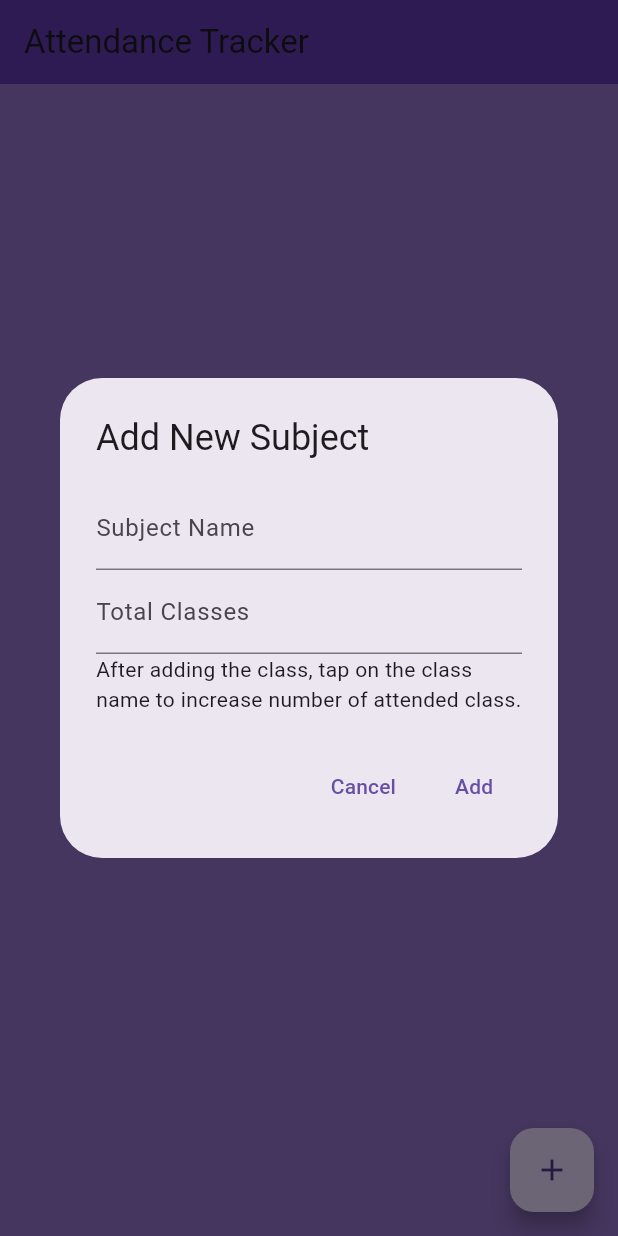
After one commit to DURBAroy111/StudyMate, a Flutter app: the SubjectListScreen screen opened directly, after a tap on the "add" icon, on a phone screen of 412 x 824 dp. The commit adds this screen. Run offline on Flutter 3.47's test engine with Material 3 defaults, Android fonts, the light colour scheme and no system bars; our stand-ins replace flutter_slidable, hive, hive_flutter; accounts and stored records are empty.

Commit message:
added attendance tracker

```diff
--- /dev/null
+++ b/study_mate/lib/attendence/attendencepage.dart
@@ -0,0 +1,110 @@
+import 'package:flutter/material.dart';
+import 'package:hive/hive.dart';
+import 'package:hive_flutter/hive_flutter.dart';
+import 'package:study_mate/attendence/controller.dart';
+import 'package:study_mate/attendence/model.dart';
+
+
+
+
+class AttendencePage extends StatelessWidget {
+  @override
+  Widget build(BuildContext context) {
+    return MaterialApp(
+      title: 'StudyMate',
+       debugShowCheckedModeBanner: false,
+      home: SubjectListScreen(),
+    );
+  }
+}
+
+class SubjectListScreen extends StatelessWidget {
+  final SubjectController _controller = SubjectController();
+
+  @override
+  Widget build(BuildContext context) {
+    return Scaffold(
+      backgroundColor: Colors.deepPurple[300],
+      appBar: AppBar(
+        title: Text('Attendance Tracker'),
+        backgroundColor: Colors.deepPurple,
+      ),
+      body: ValueListenableBuilder(
+        valueListenable: Hive.box<SubjectModel>('subjects').listenable(),
+        builder: (context, Box<SubjectModel> box, _) {
+          final subjects = _controller.subjects;
+          return Padding(
+            padding: EdgeInsets.only(top: 20,left: 10,right: 10, bottom: 15),
+            child: ListView.builder(
+              itemCount: subjects.length,
+              itemBuilder: (context, index) {
+                final subject = subjects[index];
+                return Container(
+                  decoration: BoxDecoration(
+                    color: Colors.deepPurple[200],
+                    borderRadius: BorderRadius.circular(20),
+                  ),
+                  child: ListTile(
+                    title: Text(subject.name),
+                    subtitle: Text(
+                        'Attended ${subject.attendedClasses} out of ${subject.totalClasses} classes'),
+                    onTap: () {
+                      _controller.incrementAttendedClasses(subject);
+                    },
+                  ),
+                );
+              },
+            ),
+          );
+        },
+      ),
+      floatingActionButton: FloatingActionButton(
+        onPressed: () {
+          _showAddSubjectDialog(context);
+        },
+        child: Icon(Icons.add),
+         backgroundColor: Colors.deepPurpleAccent[150]
+      ),
+    );
+  }
+
+  void _showAddSubjectDialog(BuildContext context) {
+    String name = '';
+    int totalClasses = 0;
+
+    showDialog(
+      context: context,
+      builder: (context) => AlertDialog(
+        title: Text('Add New Subject'),
+        content: Column(
+          mainAxisSize: MainAxisSize.min,
+          children: [
+            TextField(
+              decoration: InputDecoration(labelText: 'Subject Name'),
+              onChanged: (value) => name = value,
+            ),
+            TextField(
+              decoration: InputDecoration(labelText: 'Total Classes'),
+              keyboardType: TextInputType.number,
+              onChanged: (value) => totalClasses = int.parse(value),
+            ),
+            Text("After adding the class, tap on the class name to increase number of attended class.")
+          ],
+        ),
+        actions: [
+          TextButton(
+            onPressed: () => Navigator.pop(context),
+            child: Text('Cancel'),
+          ),
+          TextButton(
+            onPressed: () {
+              _controller.addSubject(name, totalClasses);
+              Navigator.pop(context);
+            },
+            child: Text('Add'),
+          ),
+        ],
+      ),
+    );
+  }
+}
--- /dev/null
+++ b/study_mate/lib/attendence/controller.dart
@@ -0,0 +1,28 @@
+import 'package:hive/hive.dart';
+import 'package:study_mate/attendence/model.dart';
+
+
+class SubjectController {
+  final Box<SubjectModel> _box = Hive.box<SubjectModel>('subjects');
+
+  List<SubjectModel> get subjects => _box.values.toList();
+
+  void addSubject(String name, int totalClasses) {
+    final subject = SubjectModel()
+      ..name = name
+      ..totalClasses = totalClasses
+      ..attendedClasses = 0;
+      //..deleteFunction= false;
+    _box.add(subject);
+  }
+
+  void incrementAttendedClasses(SubjectModel subject) {
+    if (subject.attendedClasses < subject.totalClasses) {
+      subject.attendedClasses++;
+      subject.save();
+    }
+  }
+   void deleteSubject(SubjectModel subject) {
+    subject.delete();
+
+}}
--- /dev/null
+++ b/study_mate/lib/attendence/model.dart
@@ -0,0 +1,18 @@
+import 'package:hive/hive.dart';
+
+@HiveType(typeId: 0)
+class SubjectModel extends HiveObject {
+  @HiveField(0)
+  late String name;
+
+  @HiveField(1)
+  late int totalClasses;
+
+  @HiveField(2)
+  late int attendedClasses;
+
+  // @HiveField(3)
+  //late bool deleteFunction;
+  @HiveField(3)
+  late bool deleteFunction;
+}
--- /dev/null
+++ b/study_mate/lib/attendence/subject_adapter.dart
@@ -0,0 +1,24 @@
+import 'package:hive/hive.dart';
+import 'package:study_mate/attendence/model.dart';
+
+class SubjectModelAdapter extends TypeAdapter<SubjectModel> {
+  @override
+  final int typeId = 0;
+
+  @override
+  SubjectModel read(BinaryReader reader) {
+    final subject = SubjectModel()
+      ..name = reader.readString()
+      ..totalClasses = reader.readInt()
+      ..attendedClasses = reader.readInt();
+
+    return subject;
+  }
+
+  @override
+  void write(BinaryWriter writer, SubjectModel subject) {
+    writer.writeString(subject.name);
+    writer.writeInt(subject.totalClasses);
+    writer.writeInt(subject.attendedClasses);
+  }
+}
--- a/study_mate/lib/main.dart
+++ b/study_mate/lib/main.dart
@@ -1,10 +1,16 @@
 import 'package:flutter/material.dart';
 import 'package:hive_flutter/hive_flutter.dart';
+import 'package:study_mate/attendence/attendencepage.dart';
+import 'package:study_mate/attendence/model.dart';
+import 'package:study_mate/attendence/subject_adapter.dart';
 import 'package:study_mate/todo/todopage.dart';
 
 
 void main() async {
   await Hive.initFlutter();
+  await Hive.initFlutter();
+  Hive.registerAdapter(SubjectModelAdapter());
+  await Hive.openBox<SubjectModel>('subjects');
 
  var box = await Hive.openBox("mytodobox");
   runApp(const MyApp());
@@ -16,6 +22,7 @@ class MyApp extends StatelessWidget {
   @override
   Widget build(BuildContext context) {
     return MaterialApp(
+       title: 'StudyMate',
       debugShowCheckedModeBanner: false,
       home : Dashboard(),
     );
@@ -269,7 +276,7 @@ class TaskManagerPage extends StatelessWidget {
     );
   }
 }
-class AttendencePage extends StatelessWidget {
+/*class AttendencePage extends StatelessWidget {
   @override
   Widget build(BuildContext context) {
     return Scaffold(
@@ -286,7 +293,7 @@ class AttendencePage extends StatelessWidget {
   }
 }
 
-/*class ToDoPage extends StatelessWidget {
+class ToDoPage extends StatelessWidget {
   @override
   Widget build(BuildContext context) {
     return Scaffold(
```
